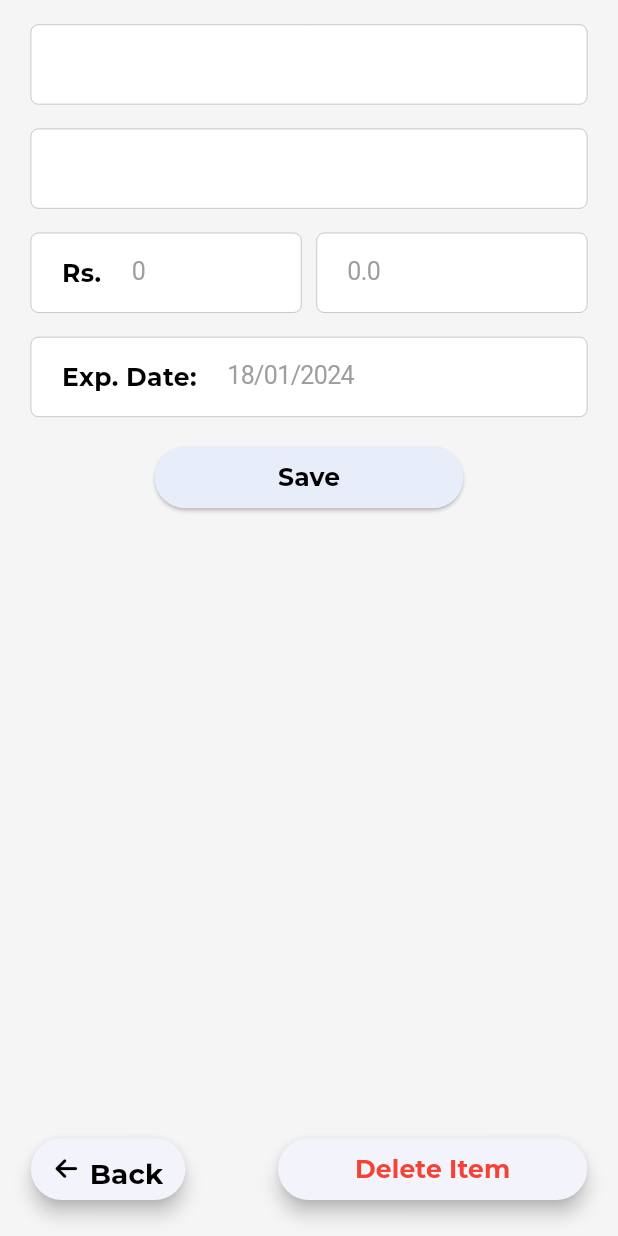
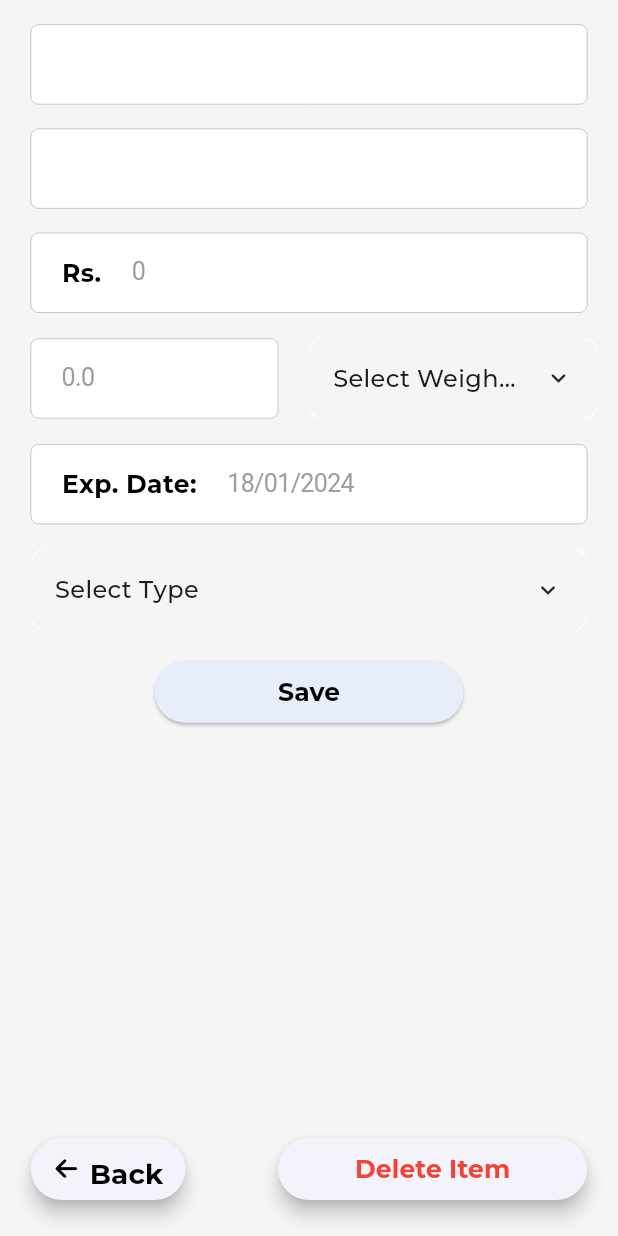
Before and after one commit to MrSaim777/shop_management_system, a Flutter app: the DetailScreen screen opened directly with empty values, on a phone screen of 412 x 824 dp. Run offline on Flutter 3.47's test engine with Material 3 defaults, Android fonts, the phone set to English and light mode, and no system bars; drawn by our look-alikes of animated_custom_dropdown; our stand-ins replace another_flushbar, font_awesome_flutter, google_fonts.

Commit message:
Detail Screen

```diff
--- a/lib/view/screens/bottom_nav.dart
+++ b/lib/view/screens/bottom_nav.dart
@@ -57,12 +57,6 @@ class _BottomNavigationState extends State<BottomNavigation> {
       const InventoryScreen()
     ];
   }
-
-  List<String> dropDownItems = [
-    ConstantStrings.selectType,
-    ConstantStrings.product,
-    ConstantStrings.asset
-  ];
 
   BottomNavigationBarItem bottomNavBarItem(
       {required IconData fontAwesomeIcon, required String lable}) {
@@ -270,8 +264,8 @@ class _BottomNavigationState extends State<BottomNavigation> {
                           expandedShadow: boxShadow,
                         ),
                         hintText: ConstantStrings.selectCategory,
-                        items: dropDownItems,
-                        initialItem: dropDownItems[0],
+                        items:  provider.dropDownItems,
+                        initialItem: provider.dropDownItems[0],
                         onChanged: (value) {
                           provider.selectedType = value;
                         },
--- a/lib/view/screens/detail_screen.dart
+++ b/lib/view/screens/detail_screen.dart
@@ -1,5 +1,7 @@
+import 'package:animated_custom_dropdown/custom_dropdown.dart';
 import 'package:flutter/material.dart';
 import 'package:intl/intl.dart';
+import 'package:provider/provider.dart';
 import 'package:shop_management/model/product_model.dart';
 import 'package:shop_management/utils/constants/colors_const.dart';
 import 'package:shop_management/utils/constants/constant_strings.dart';
@@ -8,6 +10,7 @@ import 'package:shop_management/utils/extentions/build_context_extention.dart';
 import 'package:shop_management/view/widgets/app_btn.dart';
 import 'package:shop_management/view/widgets/app_cupertino_textfield.dart';
 import 'package:shop_management/view/widgets/back_btn.dart';
+import 'package:shop_management/view_model/home_view_model.dart';
 
 class DetailScreen extends StatelessWidget {
   const DetailScreen({super.key, required this.product});
@@ -15,6 +18,7 @@ class DetailScreen extends StatelessWidget {
 
   @override
   Widget build(BuildContext context) {
+    final provider = Provider.of<HomeViewModel>(context);
     return Scaffold(
       resizeToAvoidBottomInset: false,
       body: Stack(
@@ -32,11 +36,7 @@ class DetailScreen extends StatelessWidget {
                       ? ConstantStrings.descriptionOptional
                       : product.desc!),
               SizedBox(height: context.height / 50),
-              Row(
-                children: [
-                  Expanded(
-                    child: AppCupertinoTextField(
-                      edgeInsets: EdgeInsets.only(left: context.width / 20),
+              AppCupertinoTextField(
                 textEditingController: TextEditingController(),
                 hintText: product.price.toString(),
                 textInputType: TextInputType.number,
@@ -50,14 +50,34 @@ class DetailScreen extends StatelessWidget {
                   ),
                 ),
               ),
-                  ),
-                  SizedBox(width: context.width / 40),
+              SizedBox(height: context.height / 50),
+              Row(
+                children: [
                   Expanded(
                     child: AppCupertinoTextField(
-                      edgeInsets: EdgeInsets.only(right: context.width / 20),
                       textInputType: TextInputType.number,
                       textEditingController: TextEditingController(),
                       hintText: product.quantity.toString(),
+                    ),
+                  ),
+                  Expanded(
+                    child: Container(
+                      margin: EdgeInsets.only(right: deviceWidth / 30),
+                      decoration: BoxDecoration(
+                          color: AppColors.kWhiteColor,
+                          // boxShadow: boxShadow,
+                          borderRadius: BorderRadius.circular(10)),
+                      child: CustomDropdown<String>(
+                        decoration: CustomDropdownDecoration(
+                            expandedShadow: boxShadow,
+                            closedFillColor: AppColors.kScaffoldColor),
+                        hintText: product.weightUnit,
+                        items: provider.weightUnits,
+                        initialItem: provider.weightUnits[0],
+                        onChanged: (value) {
+                          provider.selectedWeight = value;
+                        },
+                      ),
                     ),
                   )
                 ],
@@ -76,6 +96,27 @@ class DetailScreen extends StatelessWidget {
                         color: AppColors.kBlackColor,
                         fontWeight: FontWeight.bold),
                   ),
+                ),
+              ),
+              SizedBox(height: deviceHeight / 50),
+              Container(
+                margin: EdgeInsets.symmetric(
+                  horizontal: deviceWidth / 20,
+                ),
+                decoration: BoxDecoration(
+                    color: AppColors.kWhiteColor,
+                    // boxShadow: boxShadow,
+                    borderRadius: BorderRadius.circular(10)),
+                child: CustomDropdown<String>(
+                  decoration: CustomDropdownDecoration(
+                      expandedShadow: boxShadow,
+                      closedFillColor: AppColors.kScaffoldColor),
+                  hintText: ConstantStrings.selectCategory,
+                  items: provider.dropDownItems,
+                  initialItem: provider.dropDownItems[0],
+                  onChanged: (value) {
+                    provider.selectedType = value;
+                  },
                 ),
               ),
               SizedBox(height: context.height / 50),
--- a/lib/view/screens/home_screen.dart
+++ b/lib/view/screens/home_screen.dart
@@ -238,12 +238,12 @@ class ProductsList extends StatelessWidget {
                 style: appTextStyle(
                     fontWeight: FontWeight.bold, color: AppColors.kBlackColor),
               ),
-              subtitle: list.desc == null
-                  ? null
-                  : Text(
-                      list.desc!,
-                      style: appTextStyle(),
-                    ),
+              // subtitle: list.desc == null
+              //     ? null
+              //     : Text(
+              //         list.desc!,
+              //         style: appTextStyle(),
+              //       ),
               trailing: Text(formattedDateTime),
             ),
           ),
--- a/lib/view_model/home_view_model.dart
+++ b/lib/view_model/home_view_model.dart
@@ -53,6 +53,11 @@ class HomeViewModel extends ChangeNotifier {
     ConstantStrings.milliliters,
     ConstantStrings.pounds,
     ConstantStrings.ounces,
+  ];
+  List<String> dropDownItems = [
+    ConstantStrings.selectType,
+    ConstantStrings.product,
+    ConstantStrings.asset
   ];
 
   addToList(BuildContext context) {
```
Lines whose indentation alone changed are shown as unchanged.
